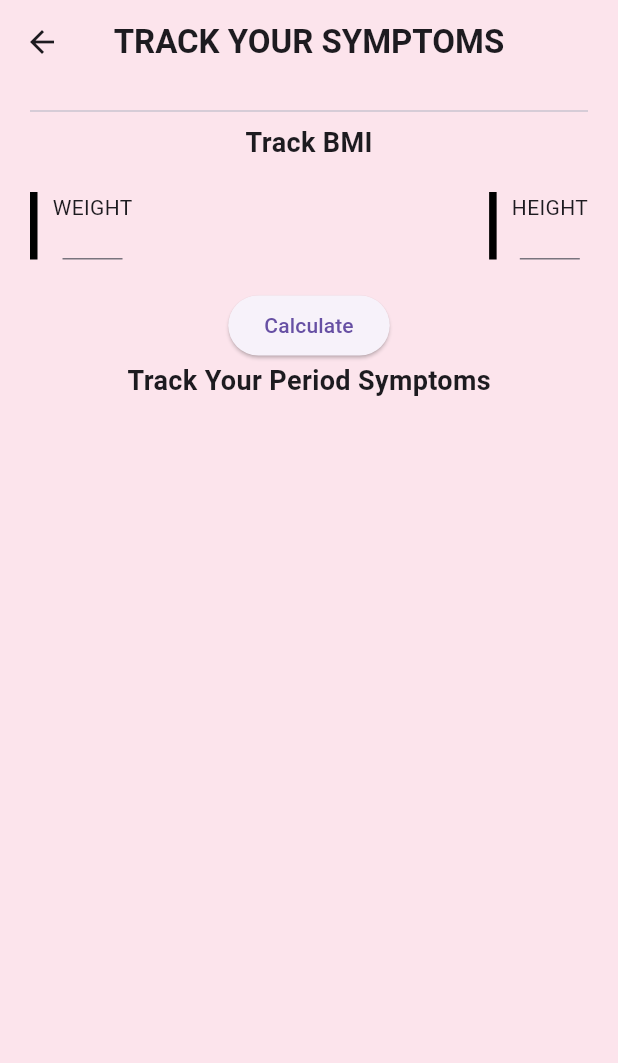
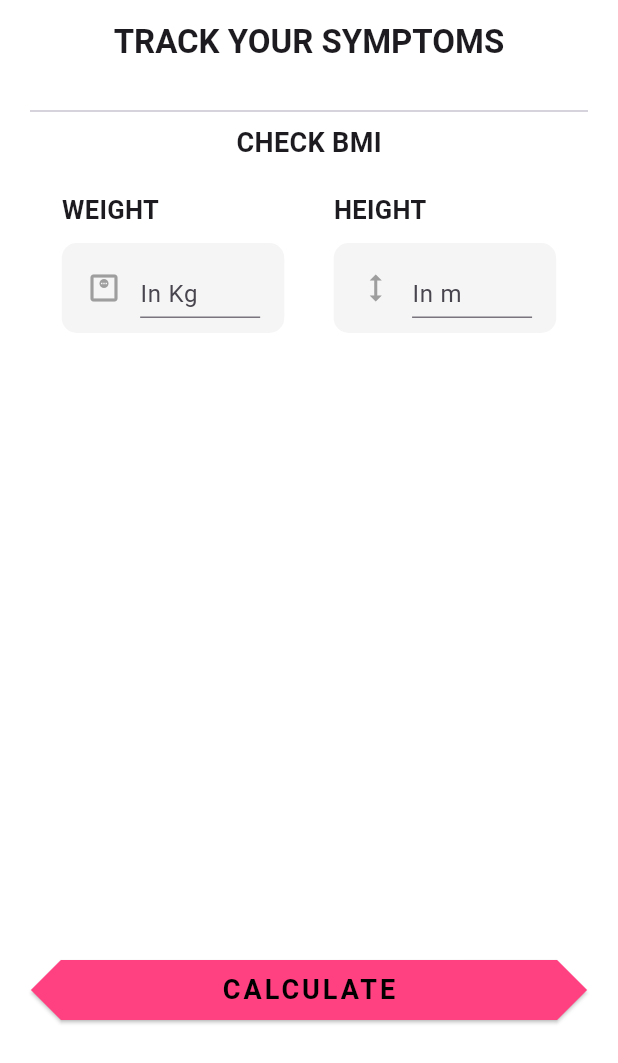
Before and after one commit to Marium22222/Poly-Forensic, a Flutter app: the SymptomsTracking screen opened directly, on a phone screen of 412 x 824 dp. Shown: the top 1063 px of the screen. Run offline on Flutter 3.47's test engine with Material 3 defaults, Android fonts, the phone set to English and light mode, and no system bars; our stand-ins replace firebase_core; accounts and stored records are empty; Roboto replaces fonts that are missing (Times New Roman).

Commit message:
Nida_update_1march

```diff
--- /dev/null
+++ b/lib/Screens/BmiScreen.dart
@@ -0,0 +1,156 @@
+import 'package:flutter/material.dart';
+import 'package:poly_forensic/Dialogs/BMIResultDialog.dart';
+
+class BMIScreen extends StatefulWidget {
+  const BMIScreen({Key? key}) : super(key: key);
+
+  @override
+  State<BMIScreen> createState() => _BMIScreenState();
+}
+
+class _BMIScreenState extends State<BMIScreen> {
+  TextEditingController weight=new TextEditingController();
+  TextEditingController height=new TextEditingController();
+  double bmi=0.0;
+  @override
+  Widget build(BuildContext context) {
+    return LayoutBuilder(
+      builder: (context, constraints) {
+        return SingleChildScrollView(
+          child: Padding(
+            padding: const EdgeInsets.fromLTRB(20, 10, 20, 0),
+            child: Column(
+              children: [
+                Divider(),
+                Text(
+                  "CHECK BMI",
+                  style: TextStyle(
+                    fontWeight: FontWeight.bold,
+                    fontSize: 18,
+                  ),
+                ),
+                Container(
+                  margin: EdgeInsets.symmetric(horizontal: 0, vertical: 20),
+                  width: constraints.maxWidth * 0.8,
+                  child: Row(
+                    crossAxisAlignment: CrossAxisAlignment.start,
+                    mainAxisAlignment: MainAxisAlignment.spaceBetween,
+                    children: [
+                      Column(
+                        crossAxisAlignment: CrossAxisAlignment.start,
+                        children: [
+                          Text(
+                            "WEIGHT",
+                            style: TextStyle(fontWeight: FontWeight.bold,fontSize: 17),
+                          ),
+                          Container(
+                            width: constraints.maxWidth * 0.36,
+                            padding: EdgeInsets.all(10),
+                            margin: EdgeInsets.symmetric(
+                                horizontal: 0, vertical: 10),
+                            decoration: BoxDecoration(
+                                color: Colors.grey[100],
+                                borderRadius: BorderRadius.circular(10)),
+                            child: Row(
+                              mainAxisAlignment:
+                              MainAxisAlignment.spaceAround,
+                              children: [
+                                Icon(
+                                  Icons.monitor_weight_outlined,
+                                  color: Colors.grey[500],
+                                ),
+                                SizedBox(
+                                  width: 80,
+                                  height: 40,
+                                  child: TextField(
+                                    controller: weight,
+                                    decoration: InputDecoration(
+                                        border: UnderlineInputBorder(),
+                                        hintText: "In Kg"),
+                                  ),
+                                ),
+                              ],
+                            ),
+                          ),
+                        ],
+                      ),
+                      Column(
+                        crossAxisAlignment: CrossAxisAlignment.start,
+                        children: [
+                          Text(
+                            "HEIGHT",
+                            style: TextStyle(fontWeight: FontWeight.bold,fontSize: 17),
+                          ),
+                          Container(
+                            width: constraints.maxWidth * 0.36,
+                            padding: EdgeInsets.all(10),
+                            margin: EdgeInsets.symmetric(
+                                horizontal: 0, vertical: 10),
+                            decoration: BoxDecoration(
+                                color: Colors.grey[100],
+                                borderRadius: BorderRadius.circular(10)),
+                            child: Row(
+                              mainAxisAlignment:
+                              MainAxisAlignment.spaceAround,
+                              children: [
+                                Icon(
+                                  Icons.height_outlined,
+                                  color: Colors.grey[500],
+                                ),
+                                SizedBox(
+                                  width: 80,
+                                  height: 40,
+                                  child: TextField(
+                                    controller: height,
+                                    decoration: InputDecoration(
+                                        border: UnderlineInputBorder(),
+                                        hintText: "In m"),
+                                  ),
+                                ),
+                              ],
+                            ),
+                          ),
+                        ],
+                      ),
+                    ],
+                  ),
+                ),
+                // SizedBox(
+                //   height: 40,
+                // ),
+                SizedBox(height: constraints.maxHeight*0.5,),
+                SizedBox(
+                  width: constraints.maxWidth * 0.9,
+                  child: ElevatedButton(
+                      style: ElevatedButton.styleFrom(
+                          backgroundColor: Colors.pinkAccent,
+                          foregroundColor: Colors.black,
+                          shape: BeveledRectangleBorder(borderRadius: BorderRadius.circular(20))
+                      ),
+                      onPressed: () {
+                        double h_squared =
+                            double.parse(height.value.text) *
+                                double.parse(height.value.text);
+                        double weight_new =
+                        double.parse(weight.value.text);
+                        bmi = weight_new / h_squared;
+                        showDialog(context: context,builder: (context) => BMIDialog(bmi: bmi,),);
+                        setState(() {});
+                      },
+                      child: Text(
+                        "CALCULATE",
+                        style: TextStyle(
+                            fontWeight: FontWeight.bold,
+                            letterSpacing: 2.0,
+                            fontSize: 18
+                        ),
+                      )),
+                )
+              ],
+            ),
+          ),
+        );
+      },
+    );
+  }
+}
--- a/lib/main.dart
+++ b/lib/main.dart
@@ -1,10 +1,11 @@
 import 'package:firebase_core/firebase_core.dart';
 import 'package:flutter/material.dart';
+import 'package:poly_forensic/screens/symptomsTracking.dart';
 
 import 'Screens/start_screen.dart';
 
 void main() async {
   WidgetsFlutterBinding.ensureInitialized();
   await Firebase.initializeApp();
-  runApp(MaterialApp(home: Start(),));
+  runApp(MaterialApp(home: SymptomsTracking(),));
 }
--- a/lib/screens/symptomsTracking.dart
+++ b/lib/screens/symptomsTracking.dart
@@ -1,5 +1,9 @@
 import 'package:flutter/material.dart';
 import 'dart:math';
+
+import 'package:poly_forensic/screens/BmiScreen.dart';
+import 'package:poly_forensic/screens/periodsSymptoms.dart';
+
 
 class SymptomsTracking extends StatefulWidget {
   const SymptomsTracking({Key? key}) : super(key: key);
@@ -11,13 +15,15 @@ class SymptomsTracking extends StatefulWidget {
 class _SymptomsTrackingState extends State<SymptomsTracking> {
   TextEditingController weight = new TextEditingController();
   TextEditingController height = new TextEditingController();
+  PageController pageController=new PageController();
   double bmi = 0.0;
+
   @override
   Widget build(BuildContext context) {
     return Scaffold(
-      backgroundColor: Colors.pink[50],
+      backgroundColor: Colors.white,
       appBar: AppBar(
-        backgroundColor: Colors.pink[50],
+        backgroundColor: Colors.white,
         title: Text(
           'TRACK YOUR SYMPTOMS',
           style: TextStyle(
@@ -25,123 +31,13 @@ class _SymptomsTrackingState extends State<SymptomsTracking> {
         ),
         centerTitle: true,
       ),
-      body: LayoutBuilder(
-        builder: (context, constraints) {
-          return Padding(
-            padding: const EdgeInsets.fromLTRB(20, 10, 20, 0),
-            child: Column(
-              children: [
-                Divider(),
-                Text(
-                  "Track BMI",
-                  style: TextStyle(
-                    fontWeight: FontWeight.bold,
-                    fontSize: 18,
-                  ),
-                ),
-                Container(
-                  margin: EdgeInsets.symmetric(horizontal: 0, vertical: 20),
-                  width: constraints.maxHeight * 0.55,
-                  child: Row(
-                    crossAxisAlignment: CrossAxisAlignment.start,
-                    mainAxisAlignment: MainAxisAlignment.spaceBetween,
-                    children: [
-                      Column(
-                        children: [
-                          Container(
-                            padding: EdgeInsets.fromLTRB(10, 0, 0, 0),
-                            decoration: BoxDecoration(
-                                border: Border(
-                                    left: BorderSide(
-                                        color: Colors.black, width: 5))),
-                            child: Column(
-                              children: [
-                                Text("WEIGHT"),
-                                SizedBox(
-                                  width: 40,
-                                  height: 25,
-                                  child: TextField(
-                                    controller: weight,
-                                    decoration: InputDecoration(
-                                        border: UnderlineInputBorder()),
-                                  ),
-                                )
-                              ],
-                            ),
-                          ),
-                        ],
-                      ),
-                      Container(
-                        padding: EdgeInsets.fromLTRB(10, 0, 0, 0),
-                        decoration: BoxDecoration(
-                            border: Border(
-                                left:
-                                    BorderSide(color: Colors.black, width: 5))),
-                        child: Column(
-                          children: [
-                            Text("HEIGHT"),
-                            SizedBox(
-                              width: 40,
-                              height: 25,
-                              child: TextField(
-                                controller: height,
-                                decoration: InputDecoration(
-                                    border: UnderlineInputBorder()),
-                              ),
-                            )
-                          ],
-                        ),
-                      ),
-                    ],
-                  ),
-                ),
-                bmi == 0.0
-                    ? ElevatedButton(
-                        onPressed: () {
-                          double h_squared = double.parse(height.value.text) *
-                              double.parse(height.value.text);
-                          double weight_new = double.parse(weight.value.text);
-                          bmi = weight_new / h_squared;
-                          setState(() {});
-                        },
-                        child: Text("Calculate"))
-                    : Container(
-                        color: Colors.white,
-                        padding: EdgeInsets.all(8.0),
-                        child: Column(
-                          children: [
-                            Text(
-                              "Remarks",
-                              style: TextStyle(
-                                fontWeight: FontWeight.bold,
-                                fontFamily: "Times New Roman",
-                                fontSize: 18,
-                              ),
-                            ),
-                            Text(
-                              "The formula for BMI is weight in kilograms divided by height in meters squared. If height has been measured in centimeters, divide by 100 to convert this to meters. The BMI IS $bmi",
-                              style: TextStyle(
-                                fontFamily: "Times New Roman",
-                                fontSize: 18,
-                                letterSpacing: 0.2,
-                              ),
-                              textAlign: TextAlign.justify,
-                            )
-                          ],
-                        ),
-                      ),
-                Text(
-                  "Track Your Period Symptoms",
-                  style: TextStyle(
-                    fontWeight: FontWeight.bold,
-                    fontSize: 18,
-                  ),
-                ),
-              ],
-            ),
-          );
-        },
-      ),
+      body: PageView(
+        controller: pageController,
+        children: [
+          BMIScreen(),
+          PeriodsSymptoms()
+        ],
+      )
     );
   }
 }
--- a/pubspec.yaml
+++ b/pubspec.yaml
@@ -36,6 +36,7 @@ dependencies:
   # Use with the CupertinoIcons class for iOS style icons.
   cupertino_icons: ^1.0.2
   firebase_core: ^2.25.4
+  syncfusion_flutter_calendar: ^24.2.8
 
 dev_dependencies:
   flutter_test:
```
Also changed, not shown: lib/Dialogs/BMIResultDialog.dart (added, +52 -0 lines), lib/Screens/periodsSymptoms.dart (added, +31 -0 lines), pubspec.lock.
